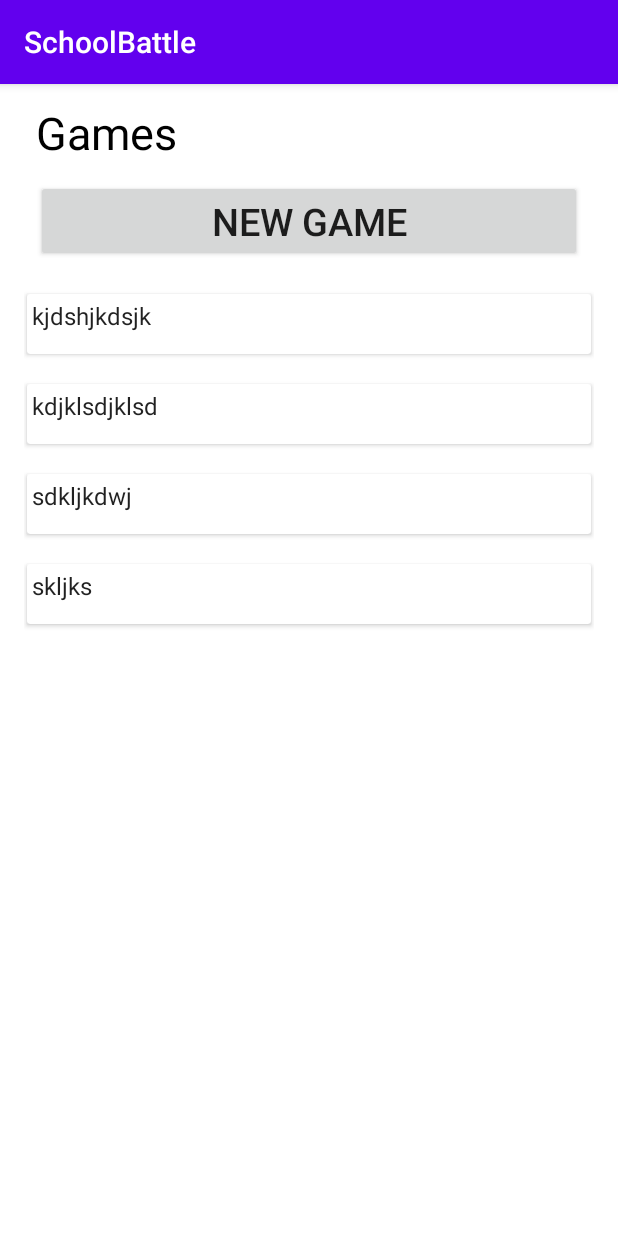
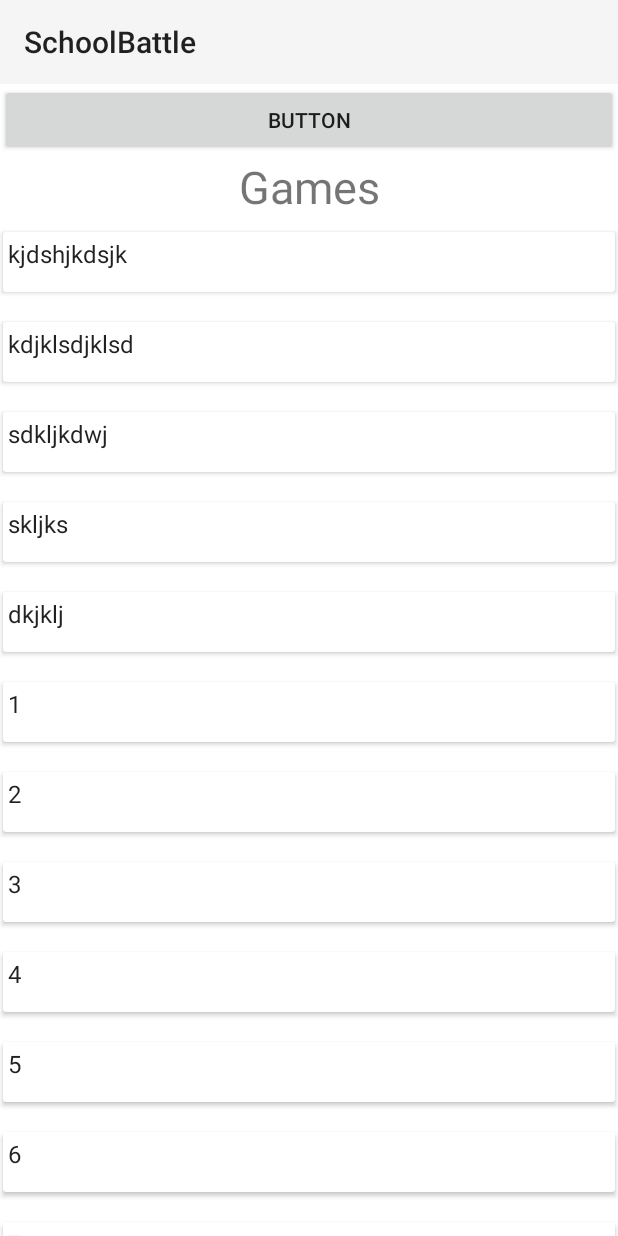
Before and after one commit to MassaPro/SchoolBattle, an Android app: the MainActivity screen opened directly, with no data from a screen before it, on a phone screen of 412 x 824 dp. Run offline under Robolectric (Android 15) with nearby library versions, the phone set to English and light mode, and no system bars.

Commit message:
Added toolbar and auto user-remember

```diff
--- a/app/src/main/AndroidManifest.xml
+++ b/app/src/main/AndroidManifest.xml
@@ -8,8 +8,8 @@
         android:label="@string/app_name"
         android:roundIcon="@mipmap/ic_launcher_round"
         android:supportsRtl="true"
-        android:theme="@style/AppTheme">
-        <activity android:name=".StupidGameActivityTwoPlayers"></activity>
+        android:theme="@style/Theme.AppCompat.Light.NoActionBar">
+        <activity android:name=".StupidGameActivityTwoPlayers" />
         <activity android:name=".StupidGameActivity" />
         <activity android:name=".NewGameActivity" />
         <activity android:name=".SignUpActivity" />
--- a/app/src/main/java/com/example/schoolbattle/MainActivity.kt
+++ b/app/src/main/java/com/example/schoolbattle/MainActivity.kt
@@ -8,6 +8,7 @@ import android.view.View
 import android.view.ViewGroup
 import android.widget.TextView
 import androidx.appcompat.app.AppCompatActivity
+import androidx.appcompat.widget.Toolbar
 import androidx.recyclerview.widget.RecyclerView
 import kotlinx.android.synthetic.main.activity_game_item.view.*
 import kotlinx.android.synthetic.main.activity_game_list.*
@@ -20,6 +21,7 @@ class MainActivity : AppCompatActivity() {
     override fun onCreate(savedInstanceState: Bundle?) {
         super.onCreate(savedInstanceState)
         setContentView(R.layout.activity_game_list)
+        setSupportActionBar(findViewById(R.id.my_toolbar))
 
 
         newGameButton.setOnClickListener {
--- a/app/src/main/java/com/example/schoolbattle/SignUpActivity.kt
+++ b/app/src/main/java/com/example/schoolbattle/SignUpActivity.kt
@@ -1,5 +1,6 @@
 package com.example.schoolbattle
 
+import android.content.Context
 import android.content.Intent
 import android.os.Bundle
 import android.text.Editable
@@ -68,6 +69,11 @@ class SignUpActivity : AppCompatActivity() {
             fun nextActivity() {
                 val intent = Intent(this, MainActivity::class.java)
                 startActivity(intent)
+                val prefs = getSharedPreferences("UserData", Context.MODE_PRIVATE)
+                val editor = prefs.edit()
+                editor.putString("username", name)
+                SignIn.finish()
+                finish()
             }
 
             fun exists() {
--- a/app/src/main/java/com/example/schoolbattle/StupidData.kt
+++ b/app/src/main/java/com/example/schoolbattle/StupidData.kt
@@ -1,3 +1,3 @@
 package com.example.schoolbattle
 
-var cur: MutableList<String> = mutableListOf("kjdshjkdsjk", "kdjklsdjklsd", "sdkljkdwj", "skljks")
+var cur: MutableList<String> = mutableListOf("kjdshjkdsjk", "kdjklsdjklsd", "sdkljkdwj", "skljks", "dkjklj", "1", "2", "3", "4", "5", "6", "7", "8")
--- a/app/src/main/res/layout/activity_game_list.xml
+++ b/app/src/main/res/layout/activity_game_list.xml
@@ -7,46 +7,56 @@ android:layout_width="match_parent"
 android:layout_height="match_parent"
 android:background="@android:color/white">
 
+
+    <androidx.appcompat.widget.Toolbar
+        android:id="@+id/my_toolbar"
+        android:layout_width="0dp"
+        android:layout_height="wrap_content"
+        android:background="?attr/colorPrimary"
+        android:minHeight="?attr/actionBarSize"
+        android:theme="?attr/actionBarTheme"
+        app:layout_constraintBottom_toBottomOf="parent"
+        app:layout_constraintEnd_toEndOf="parent"
+        app:layout_constraintStart_toStartOf="parent"
+        app:layout_constraintTop_toTopOf="parent"
+        app:layout_constraintVertical_bias="0.0" />
+
+    <Button
+        android:id="@+id/newGameButton"
+        android:layout_width="0dp"
+        android:layout_height="wrap_content"
+        android:text="Button"
+        app:layout_constraintBottom_toBottomOf="parent"
+        app:layout_constraintEnd_toEndOf="parent"
+        app:layout_constraintStart_toStartOf="parent"
+        app:layout_constraintTop_toBottomOf="@+id/my_toolbar"
+        app:layout_constraintVertical_bias="0" />
+
     <androidx.recyclerview.widget.RecyclerView
         android:id="@+id/item_list"
         android:name="ru.startandroid.develop.myapplication.ItemListFragment"
         android:layout_width="match_parent"
-        android:layout_height="match_parent"
-        android:layout_marginStart="16dp"
-        android:layout_marginTop="130dp"
-        android:layout_marginEnd="16dp"
+        android:layout_height="0dp"
         app:layoutManager="LinearLayoutManager"
         app:layout_constraintBottom_toBottomOf="parent"
         app:layout_constraintEnd_toEndOf="parent"
+        app:layout_constraintHorizontal_bias="0.0"
         app:layout_constraintStart_toStartOf="parent"
-        app:layout_constraintTop_toTopOf="parent"
+        app:layout_constraintTop_toBottomOf="@+id/text"
+        app:layout_constraintVertical_bias="0"
+        tools:context=".MainActivity"
         tools:listitem="@layout/activity_game_item" />
 
     <TextView
-        android:id="@+id/listOfGamesText"
-        android:layout_width="match_parent"
+        android:id="@+id/text"
+        android:layout_width="wrap_content"
         android:layout_height="wrap_content"
-        android:layout_marginStart="24dp"
-        android:layout_marginTop="12dp"
-        android:layout_marginEnd="24dp"
+        android:layout_marginBottom="0dp"
         android:text="Games"
-        android:textColor="@android:color/black"
         android:textSize="30sp"
-        app:layout_constraintEnd_toEndOf="parent"
-        app:layout_constraintStart_toStartOf="parent"
-        app:layout_constraintTop_toTopOf="parent" />
-
-    <Button
-        android:id="@+id/newGameButton"
-        android:layout_width="match_parent"
-        android:layout_height="wrap_content"
-        android:layout_marginStart="24dp"
-        android:layout_marginEnd="24dp"
-        android:text="New game"
-        android:textSize="25sp"
         app:layout_constraintBottom_toTopOf="@+id/item_list"
         app:layout_constraintEnd_toEndOf="parent"
         app:layout_constraintStart_toStartOf="parent"
-        app:layout_constraintTop_toBottomOf="@+id/listOfGamesText" />
-
+        app:layout_constraintTop_toBottomOf="@+id/newGameButton"
+        app:layout_constraintVertical_bias="0.0" />
 </androidx.constraintlayout.widget.ConstraintLayout>
```
Also changed, not shown: app/src/main/java/com/example/schoolbattle/SignInActivity.kt (+29 -5 lines).
